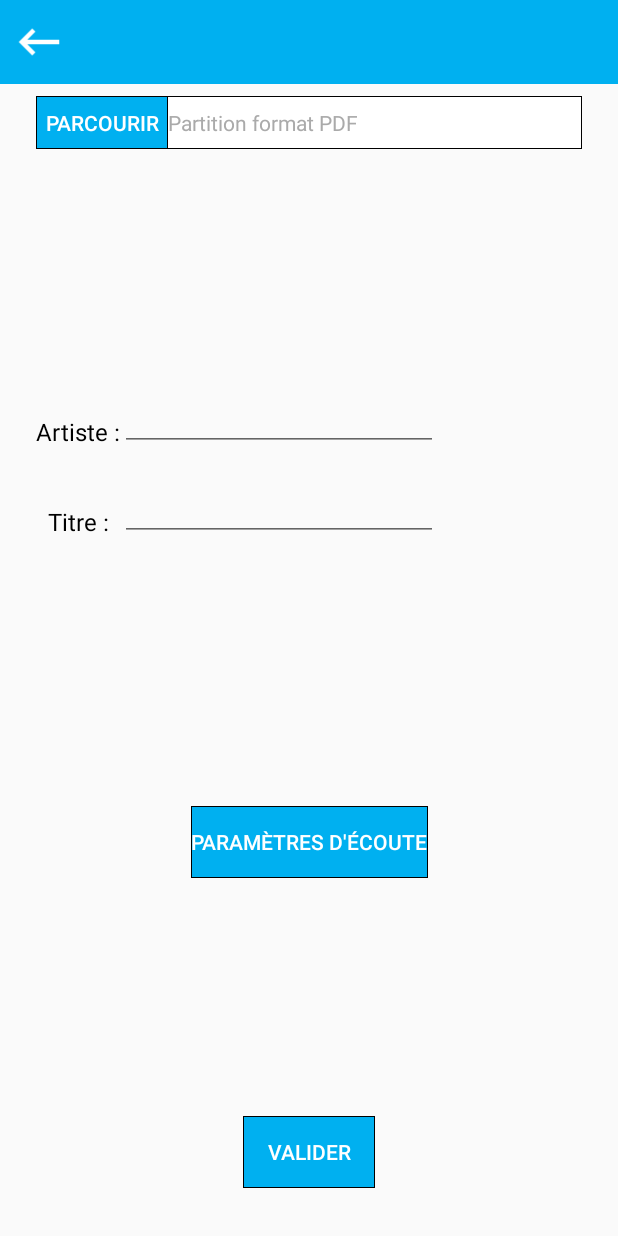
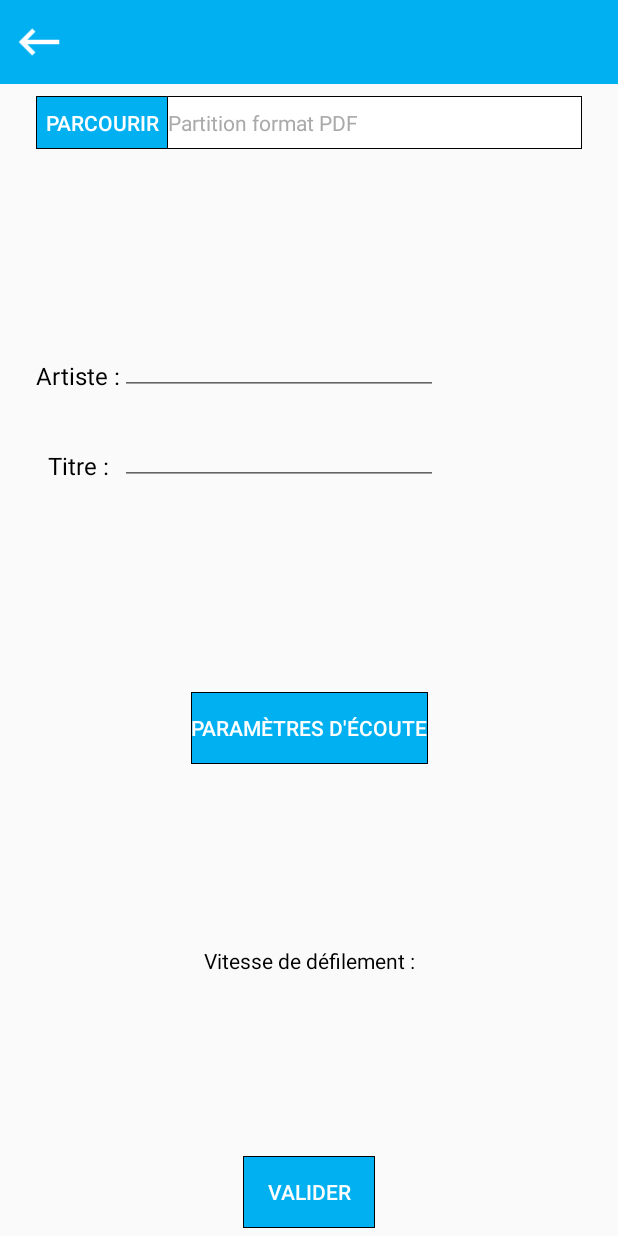
Before and after one commit to Sykless/projaiiient, an Android app: the layout change_partition_layout.xml on its own in the app's theme, with its tools: preview values and no code run, on a phone screen of 412 x 824 dp. Run offline under Robolectric (Android 15) with nearby library versions, the phone set to English and light mode, and no system bars.

Commit message:
We the can choose the speed (not linked to the "partition" class yet)

```diff
--- a/app/src/main/java/com/autoscroll/fraba/defiloche/ChangeSongParam.java
+++ b/app/src/main/java/com/autoscroll/fraba/defiloche/ChangeSongParam.java
@@ -150,7 +150,7 @@ public class ChangeSongParam extends AppCompatActivity
 
     public void validateButton(View view)
     {
-        Toast.makeText(getApplicationContext(), "à enregistrer dans le cache", Toast.LENGTH_SHORT).show();
+        Toast.makeText(getApplicationContext(), "à enregistrer (en cours de développement)", Toast.LENGTH_SHORT).show();
         finish();
     }
 }
--- /dev/null
+++ b/app/src/main/res/drawable/custom_ratingbar.xml
@@ -0,0 +1,18 @@
+<?xml version="1.0" encoding="utf-8"?>
+<layer-list xmlns:android="http://schemas.android.com/apk/res/android">
+    <item android:id="@android:id/background">
+        <bitmap
+            android:src="@drawable/test_24dp"
+            android:tint="?attr/colorControlNormal" />
+    </item>
+    <item android:id="@android:id/secondaryProgress">
+        <bitmap
+            android:src="@drawable/test_24dp"
+            android:tint="?attr/colorControlActivated" />
+    </item>
+    <item android:id="@android:id/progress">
+        <bitmap
+            android:src="@drawable/test_24dp"
+            android:tint="?attr/colorControlActivated" />
+    </item>
+</layer-list>
--- a/app/src/main/res/layout-land/change_partition_layout.xml
+++ b/app/src/main/res/layout-land/change_partition_layout.xml
@@ -77,6 +77,7 @@
     </android.support.v7.widget.Toolbar>
 
     <android.support.constraint.ConstraintLayout
+        android:id="@+id/constraintLayout"
         android:layout_width="match_parent"
         android:layout_height="match_parent">
 
@@ -91,7 +92,7 @@
             android:layout_marginTop="8dp"
             app:layout_constraintBottom_toTopOf="@+id/titreLayout"
             app:layout_constraintEnd_toEndOf="parent"
-            app:layout_constraintHorizontal_bias="0.5"
+            app:layout_constraintHorizontal_bias="0.0"
             app:layout_constraintStart_toStartOf="parent"
             app:layout_constraintTop_toTopOf="parent"
             app:layout_constraintVertical_chainStyle="spread_inside">
@@ -130,12 +131,13 @@
             android:layout_width="268dp"
             android:layout_height="wrap_content"
             android:layout_alignParentTop="true"
+            android:layout_marginBottom="16dp"
             android:layout_marginStart="32dp"
             android:focusable="true"
             android:focusableInTouchMode="true"
             android:gravity="start"
             android:orientation="horizontal"
-            app:layout_constraintBottom_toTopOf="@+id/validateButton"
+            app:layout_constraintBottom_toTopOf="@+id/speedTV"
             app:layout_constraintEnd_toStartOf="@+id/paramButton"
             app:layout_constraintHorizontal_bias="0.5"
             app:layout_constraintHorizontal_chainStyle="spread_inside"
@@ -149,7 +151,7 @@
                 android:layout_alignParentStart="true"
                 android:layout_below="@+id/artisteTV"
                 android:layout_toStartOf="@+id/artisteED"
-                android:gravity="center"
+                android:gravity="bottom"
                 android:text="Titre :"
                 android:textColor="@android:color/black"
                 android:textSize="16sp"
@@ -164,7 +166,6 @@
                 android:layout_height="wrap_content"
                 android:layout_alignParentRight="true"
                 android:layout_alignParentTop="true"
-                android:layout_above="@+id/titreTV"
                 android:layout_gravity="bottom"
                 android:layout_toEndOf="@+id/artisteTV"
                 android:inputType="textNoSuggestions"
@@ -174,28 +175,13 @@
                 app:layout_constraintStart_toEndOf="@+id/artisteTV"
                 app:layout_constraintTop_toTopOf="parent" />
 
-            <!-- <EditText
-                android:id="@+id/artisteED"
-                android:layout_width="match_parent"
-                android:layout_height="wrap_content"
-                android:layout_alignParentRight="true"
-                android:layout_alignParentTop="true"
-                android:layout_toEndOf="@+id/artisteTV"
-                android:gravity="bottom"
-                android:inputType="textNoSuggestions"
-                android:textSize="16sp"
-                app:layout_constraintBottom_toBottomOf="parent"
-                app:layout_constraintEnd_toEndOf="parent"
-                app:layout_constraintStart_toEndOf="@+id/artisteTV"
-                app:layout_constraintTop_toTopOf="parent" />-->
-
             <TextView
                 android:id="@+id/artisteTV"
                 android:layout_width="wrap_content"
                 android:layout_height="70dp"
                 android:layout_alignParentStart="true"
                 android:layout_alignParentTop="true"
-                android:gravity="center"
+                android:gravity="bottom"
                 android:text="Artiste :"
                 android:textColor="@android:color/black"
                 android:textSize="16sp"
@@ -240,7 +226,7 @@
             android:id="@+id/validateButton"
             android:layout_width="wrap_content"
             android:layout_height="wrap_content"
-            android:layout_marginBottom="16dp"
+            android:layout_marginBottom="5dp"
             android:layout_marginEnd="8dp"
             android:layout_marginStart="8dp"
             android:background="@drawable/buttonborder"
@@ -249,9 +235,39 @@
             android:textColor="@color/white"
             app:layout_constraintBottom_toBottomOf="parent"
             app:layout_constraintEnd_toEndOf="parent"
-            app:layout_constraintHorizontal_bias="0.473"
+            app:layout_constraintStart_toStartOf="parent"
+            app:layout_constraintTop_toBottomOf="@+id/speedTV" />
+
+        <TextView
+            android:id="@+id/speedTV"
+            android:layout_width="wrap_content"
+            android:layout_height="wrap_content"
+            android:layout_marginBottom="8dp"
+            android:layout_marginEnd="8dp"
+            android:layout_marginStart="8dp"
+            android:text="Vitesse de défilement :"
+            android:textColor="@android:color/background_dark"
+            app:layout_constraintBottom_toTopOf="@+id/validateButton"
+            app:layout_constraintEnd_toEndOf="parent"
+            app:layout_constraintHorizontal_bias="0.501"
             app:layout_constraintStart_toStartOf="parent"
             app:layout_constraintTop_toBottomOf="@+id/titreLayout" />
+
+        <!--<LinearLayout
+            android:id="@+id/personnalRatingBar"
+            android:layout_width="wrap_content"
+            android:layout_height="wrap_content"
+            android:layout_marginBottom="8dp"
+            android:layout_marginEnd="8dp"
+            android:layout_marginStart="8dp"
+            android:layout_marginTop="8dp"
+            android:orientation="horizontal"
+            app:layout_constraintBottom_toTopOf="@+id/paramButton"
+            app:layout_constraintEnd_toEndOf="parent"
+            app:layout_constraintHorizontal_bias="0.0"
+            app:layout_constraintStart_toStartOf="parent"
+            app:layout_constraintTop_toBottomOf="@+id/titreLayout"></LinearLayout>-->
+
     </android.support.constraint.ConstraintLayout>
 
 </LinearLayout>
--- a/app/src/main/res/layout/change_partition_layout.xml
+++ b/app/src/main/res/layout/change_partition_layout.xml
@@ -78,6 +78,7 @@
     </android.support.v7.widget.Toolbar>
 
     <android.support.constraint.ConstraintLayout
+        android:id="@+id/constraintLayout"
         android:layout_width="match_parent"
         android:layout_height="match_parent">
 
@@ -129,6 +130,7 @@
             android:id="@+id/titreLayout"
             android:layout_width="268dp"
             android:layout_height="wrap_content"
+            android:layout_alignParentStart="true"
             android:layout_alignParentTop="true"
             android:focusable="true"
             android:focusableInTouchMode="true"
@@ -197,20 +199,6 @@
                 android:textColor="@android:color/black"
                 android:textSize="16sp"
                 app:layout_constraintBottom_toBottomOf="@+id/titreTV" />
-
-            <!--<EditText
-                android:id="@+id/titreED"
-                android:layout_width="match_parent"
-                android:layout_height="wrap_content"
-                android:layout_below="@+id/artisteTV"
-                android:layout_gravity="bottom"
-                android:layout_marginTop="13dp"
-                android:layout_toEndOf="@+id/titreTV"
-                android:ems="10"
-                android:inputType="textNoSuggestions"
-                android:textColor="@android:color/black"
-                android:textSize="16sp"
-                app:layout_constraintBottom_toBottomOf="@+id/titreTV" />-->
         </RelativeLayout>
 
         <Button
@@ -223,7 +211,7 @@
             android:onClick="goToParam"
             android:text="Paramètres d'écoute"
             android:textColor="@color/white"
-            app:layout_constraintBottom_toTopOf="@+id/validateButton"
+            app:layout_constraintBottom_toTopOf="@+id/speedTV"
             app:layout_constraintEnd_toEndOf="parent"
             app:layout_constraintHorizontal_bias="0.5"
             app:layout_constraintStart_toStartOf="parent"
@@ -233,7 +221,7 @@
             android:id="@+id/validateButton"
             android:layout_width="wrap_content"
             android:layout_height="wrap_content"
-            android:layout_marginBottom="32dp"
+            android:layout_marginBottom="5dp"
             android:layout_marginEnd="8dp"
             android:layout_marginStart="8dp"
             android:background="@drawable/buttonborder"
@@ -242,9 +230,60 @@
             android:textColor="@color/white"
             app:layout_constraintBottom_toBottomOf="parent"
             app:layout_constraintEnd_toEndOf="parent"
+            app:layout_constraintHorizontal_bias="0.5"
+            app:layout_constraintStart_toStartOf="parent"
+            app:layout_constraintTop_toBottomOf="@+id/speedTV" />
+
+        <TextView
+            android:id="@+id/speedTV"
+            android:layout_width="wrap_content"
+            android:layout_height="wrap_content"
+            android:layout_marginEnd="8dp"
+            android:layout_marginStart="8dp"
+            android:text="Vitesse de défilement :"
+            android:textColor="@android:color/background_dark"
+            app:layout_constraintBottom_toTopOf="@+id/validateButton"
+            app:layout_constraintEnd_toEndOf="parent"
             app:layout_constraintStart_toStartOf="parent"
             app:layout_constraintTop_toBottomOf="@+id/paramButton" />
 
+        <!--<RatingBar
+            android:id="@+id/ratingBar"
+            android:layout_width="313dp"
+            android:layout_height="73dp"
+            android:layout_marginBottom="8dp"
+            android:layout_marginEnd="8dp"
+            android:layout_marginStart="8dp"
+            android:layout_marginTop="4dp"
+            android:numStars="11"
+            android:minHeight="24dp"
+            android:background="@drawable/custom_ratingbar"
+            style="@style/ratingBarStyle"
+            app:layout_constraintBottom_toTopOf="@+id/validateButton"
+            app:layout_constraintEnd_toEndOf="parent"
+            app:layout_constraintHorizontal_bias="0.0"
+            app:layout_constraintStart_toStartOf="parent"
+            app:layout_constraintTop_toBottomOf="@+id/paramButton"
+            app:layout_constraintVertical_bias="0.0" />
+        -->
+        <!--
+        <LinearLayout
+            android:id="@+id/personnalRatingBar"
+            android:layout_width="wrap_content"
+            android:layout_height="wrap_content"
+            android:layout_marginBottom="8dp"
+            android:layout_marginEnd="8dp"
+            android:layout_marginStart="8dp"
+            android:layout_marginTop="8dp"
+            android:orientation="horizontal"
+            app:layout_constraintBottom_toTopOf="@+id/paramButton"
+            app:layout_constraintEnd_toEndOf="parent"
+            app:layout_constraintHorizontal_bias="0.0"
+            app:layout_constraintStart_toStartOf="parent"
+            app:layout_constraintTop_toBottomOf="@+id/titreLayout"></LinearLayout>
+        -->
+        <!-- style="@style/ratingBarStyle"-->
+        <!-- android:background="@drawable/custom_ratingbar"-->
+
     </android.support.constraint.ConstraintLayout>
-
 </LinearLayout>
--- /dev/null
+++ b/app/src/main/res/values/custom_ratingbar_style.xml
@@ -0,0 +1,8 @@
+<?xml version="1.0" encoding="utf-8"?>
+<resources>
+    <style name="ratingBarStyle" parent="Widget.AppCompat.RatingBar">
+        <item name="android:progressDrawable">@drawable/custom_ratingbar</item>
+        <item name="colorControlNormal">#f57c00</item>
+        <item name="colorControlActivated">#c51162</item>
+    </style>
+</resources>
--- a/build.gradle
+++ b/build.gradle
@@ -1,5 +1,4 @@
 // Top-level build file where you can add configuration options common to all sub-projects/modules.
-
 buildscript {
 
     repositories {
@@ -8,7 +7,7 @@ buildscript {
     }
     dependencies {
         classpath 'com.android.tools.build:gradle:3.0.1'
-
+        //classpath 'com.android.tools.build:gradle:0.4.3'
 
         // NOTE: Do not place your application dependencies here; they belong
         // in the individual module build.gradle files
```
Also changed, not shown: app/src/main/java/com/autoscroll/fraba/defiloche/ChangePartition.java (+172 -65 lines), app/src/main/java/com/autoscroll/fraba/defiloche/Parcourir.java (+4 -11 lines), app/src/main/res/layout_land/change_partition_layout.xml (deleted, +0 -204 lines).
